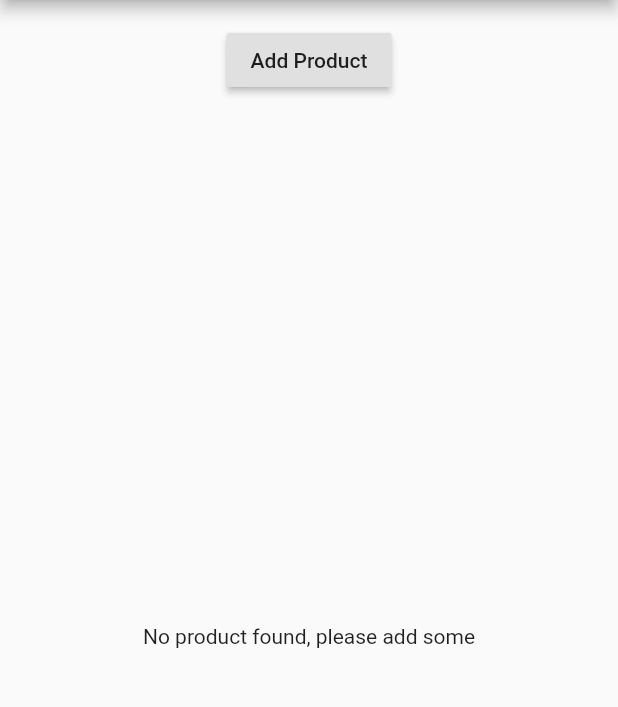
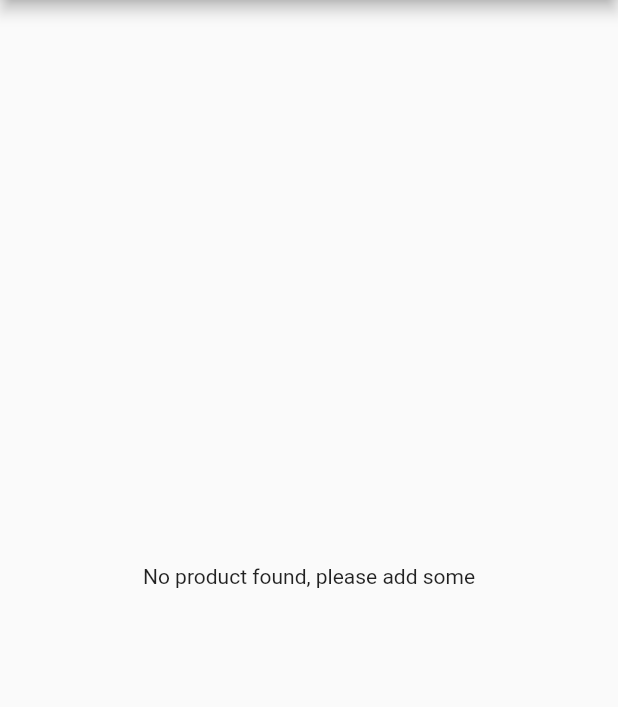
Before and after one commit to PrimozPernat/flutter-course, a Flutter app: the screen it shows after launch, on a phone screen of 412 x 824 dp, the part 84-791 px from its top. Run offline on Flutter 3.47's test engine with Material 2 defaults, Android fonts, the phone set to English and light mode, and no system bars.

```diff
--- a/lib/main.dart
+++ b/lib/main.dart
@@ -14,9 +14,9 @@ class MyApp extends StatefulWidget {
 }
 
 class _MyAppState extends State<MyApp> {
-  List<Map<String, String>> _products = [];
+  List<Map<String, dynamic>> _products = [];
 
-  void _addProduct(Map<String, String> product) {
+  void _addProduct(Map<String, dynamic> product) {
     setState(() {
       _products.add(product);
     });
@@ -35,9 +35,9 @@ class _MyAppState extends State<MyApp> {
 //      home: AuthPage(),
       routes: {
         "/": (BuildContext context) =>
-            ProductsPage(_products, _addProduct, _deleteProduct),
+            ProductsPage(_products),
         ProductsAdminPage.PAGE_PATH: (BuildContext context) =>
-            ProductsAdminPage()
+            ProductsAdminPage(_addProduct, _deleteProduct)
       },
       onGenerateRoute: (RouteSettings settings) {
         final List<String> pathElements =
@@ -62,7 +62,7 @@ class _MyAppState extends State<MyApp> {
       onUnknownRoute: (RouteSettings settings) {
         return MaterialPageRoute(
           builder: (BuildContext context) =>
-              ProductsPage(_products, _addProduct, _deleteProduct),
+              ProductsPage(_products),
         );
       },
     );
--- a/lib/pages/products_page.dart
+++ b/lib/pages/products_page.dart
@@ -4,11 +4,9 @@ import 'package:udemiy_project/pages/products_admin_page.dart';
 import 'package:udemiy_project/product_manager.dart';
 
 class ProductsPage extends StatelessWidget {
-  final List<Map<String, String>> products;
-  final Function addProduct;
-  final Function deleteProduct;
+  final List<Map<String, dynamic>> products;
 
-  ProductsPage(this.products, this.addProduct, this.deleteProduct);
+  ProductsPage(this.products);
 
   @override
   Widget build(BuildContext context) {
@@ -32,7 +30,7 @@ class ProductsPage extends StatelessWidget {
       appBar: AppBar(
         title: Text("EasyList"),
       ),
-      body: ProductManger(products, addProduct, deleteProduct),
+      body: ProductManger(products),
     );
   }
 }
--- a/lib/product_control.dart
+++ /dev/null
@@ -1,17 +0,0 @@
-import 'package:flutter/material.dart';
-
-class ProductControl extends StatelessWidget {
-  final Function addProduct;
-
-  ProductControl(this.addProduct);
-
-  @override
-  Widget build(BuildContext context) {
-    return RaisedButton(
-      child: Text("Add Product"),
-      onPressed: () {
-        addProduct({"title": "Chocolate", "image": "assets/united.jpg"});
-      },
-    );
-  }
-}
--- a/lib/product_manager.dart
+++ b/lib/product_manager.dart
@@ -1,23 +1,18 @@
 import 'package:flutter/material.dart';
 
 import 'products.dart';
-import 'product_control.dart';
 
 class ProductManger extends StatelessWidget {
 
-  final List<Map<String, String>> products;
-  final Function addProduct;
-  final Function deleteProduct;
+  final List<Map<String, dynamic>> products;
 
-  ProductManger(this.products, this.addProduct, this.deleteProduct);
+  ProductManger(this.products);
 
   @override
   Widget build(BuildContext context) {
     print("ProductManager State Build()");
     return Column(children: [
-      Container(
-          margin: EdgeInsets.all(16.0), child: ProductControl (addProduct)),
-      Expanded(child: Products(products, deleteProduct: deleteProduct))
+      Expanded(child: Products(products))
     ]);
   }
 }
--- a/lib/products.dart
+++ b/lib/products.dart
@@ -2,10 +2,9 @@ import 'package:flutter/material.dart';
 import 'package:udemiy_project/pages/detail_product_page.dart';
 
 class Products extends StatelessWidget {
-  final List<Map<String, String>> products;
-  final Function deleteProduct;
+  final List<Map<String, dynamic>> products;
 
-  Products(this.products, {this.deleteProduct}) {
+  Products(this.products) {
     print("Products widget Constructor");
   }
 
@@ -22,11 +21,6 @@ class Products extends StatelessWidget {
                 child: Text("Details"),
                 onPressed: () => Navigator.pushNamed<bool>(
                         context, "/product/" + index.toString())
-                    .then((bool value) {
-                  if (value) {
-                    deleteProduct(index);
-                  }
-                }),
               )
             ],
           )
```
Also changed, not shown: lib/pages/product_create_page.dart (+37 -7 lines), lib/pages/products_admin_page.dart (+6 -1 lines).
